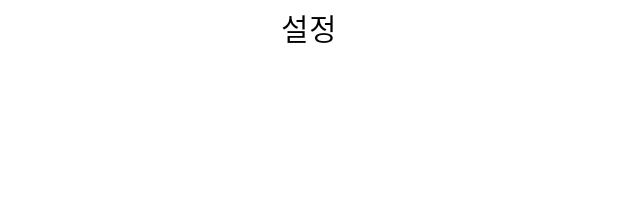
After one commit to EEEUN/Sori_Consumption-Report-App, an Android app: the layout preference_custom.xml on its own in the app's theme, with its tools: preview values and no code run, on a phone screen of 412 x 824 dp. The commit adds this screen. Shown: the top 205 px of the screen. Run offline under Robolectric (Android 15) with nearby library versions, the phone set to English and light mode, and no system bars.

Commit message:
Add PreferenceFragment - 설정 화면의 다크모드 스위치를 삽입하고 스위치 상태 저장

```diff
--- a/app/build.gradle
+++ b/app/build.gradle
@@ -39,4 +39,7 @@ dependencies {
     // for bottomNavigationBar
     implementation 'com.google.android.material:material:1.6.1.'
     implementation 'com.android.support:design:32.0.0'
+
+    // for switchPreference
+    implementation 'androidx.preference:preference:1.2.0'
 }
--- /dev/null
+++ b/app/src/main/res/layout/preference_custom.xml
@@ -0,0 +1,15 @@
+<?xml version="1.0" encoding="utf-8"?>
+<LinearLayout xmlns:android="http://schemas.android.com/apk/res/android"
+    android:layout_width="match_parent"
+    android:layout_height="wrap_content"
+    android:gravity="center"
+    android:padding="3dp">
+
+    <TextView
+        android:layout_width="wrap_content"
+        android:layout_height="wrap_content"
+        android:text="설정"
+        android:textColor="@color/black"
+        android:textSize="20sp" />
+
+</LinearLayout>
```
Also changed, not shown: app/src/main/java/com/example/sori/MainActivity.java (+24 -3 lines), app/src/main/java/com/example/sori/SettingFragment.java (+5 -52 lines), app/src/main/res/xml/preference_screen.xml (added, +16 -0 lines).
